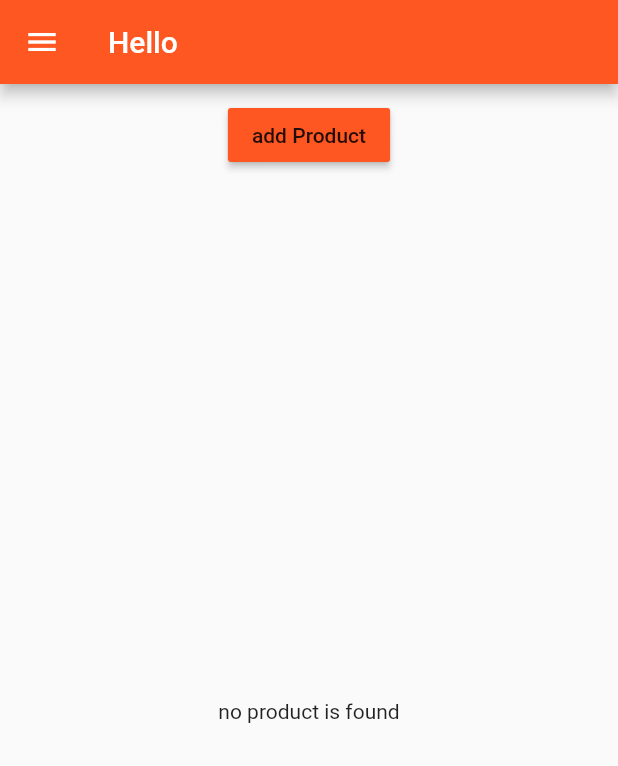
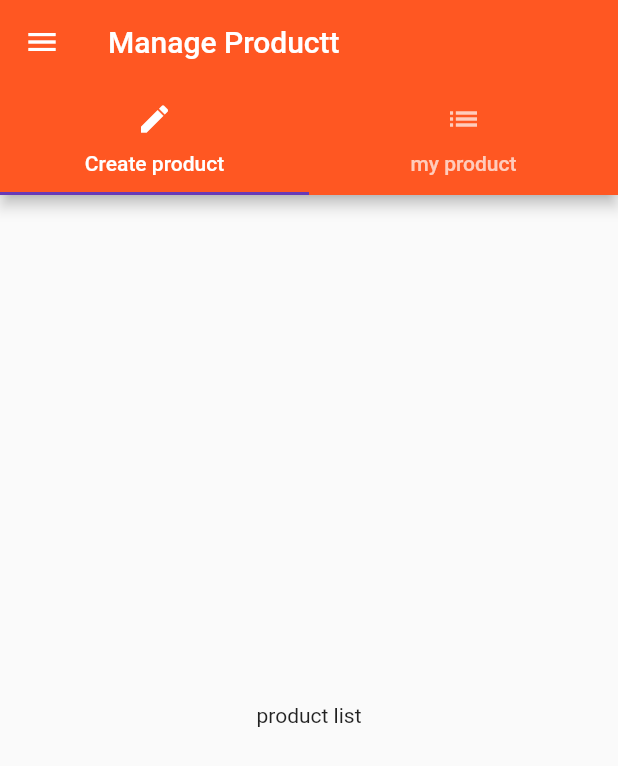
Before and after one commit to shyamanthawijesiri/flutterbookapp, a Flutter app: the screen it shows after launch, after a tap on "Login", on a phone screen of 412 x 824 dp. Shown: the top 766 px of the screen. Run offline on Flutter 3.47's test engine with Material 2 defaults, Android fonts, the phone set to English and light mode, and no system bars.

Commit message:
add tabs

```diff
--- a/lib/pages/auth.dart
+++ b/lib/pages/auth.dart
@@ -1,4 +1,4 @@
-import 'package:first_app/pages/products.dart';
+import 'package:first_app/pages/products_admin.dart';
 import 'package:flutter/material.dart';
 
 class AuthPage extends StatelessWidget {
@@ -16,7 +16,7 @@ class AuthPage extends StatelessWidget {
           Navigator.pushReplacement(
             context,
             MaterialPageRoute(
-              builder: (BuildContext context) => ProductsPage(),
+              builder: (BuildContext context) => ProductsAdiminPage(),
             ),
           );
         },
--- /dev/null
+++ b/lib/pages/product_create.dart
@@ -0,0 +1,11 @@
+
+
+import 'package:flutter/material.dart';
+
+class ProductCreatePage extends StatelessWidget{
+@override
+  Widget build(BuildContext context) {
+    // TODO: implement build
+    return Center(child: Text('Create a product'),);
+  }
+}
--- /dev/null
+++ b/lib/pages/product_list.dart
@@ -0,0 +1,9 @@
+import 'package:flutter/material.dart';
+
+class ProductListPage extends StatelessWidget{
+@override
+  Widget build(BuildContext context) {
+    // TODO: implement build
+    return Center(child: Text('product list'));
+  }
+}
--- /dev/null
+++ b/lib/pages/products_admin.dart
@@ -0,0 +1,50 @@
+import 'package:first_app/pages/product.dart';
+import 'package:first_app/pages/product_list.dart';
+import 'package:flutter/material.dart';
+
+import 'product_create.dart';
+import 'products.dart';
+
+class ProductsAdiminPage extends StatelessWidget {
+  @override
+  Widget build(BuildContext context) {
+    // TODO: implement build
+    return DefaultTabController(
+      length: 2,
+      child: Scaffold(
+        drawer: Drawer(
+          child: Column(
+            children: <Widget>[
+              AppBar(
+                automaticallyImplyLeading: false,
+                title: Text('Choose'),
+              ),
+              ListTile(
+                title: Text('All product'),
+                onTap: () {
+                  Navigator.pushReplacement(
+                    context,
+                    MaterialPageRoute(
+                      builder: (BuildContext context) => ProductsPage(),
+                    ),
+                  );
+                },
+              )
+            ],
+          ),
+        ),
+        appBar: AppBar(
+          title: Text('Manage Productt'),
+          bottom: TabBar(tabs: <Widget>[
+            Tab(icon: Icon(Icons.create), text: 'Create product'),
+            Tab(icon: Icon(Icons.list), text: 'my product')
+          ]),
+        ),
+        body: TabBarView(children: <Widget>[
+          ProductListPage(),
+          ProductCreatePage()
+        ]),
+      ),
+    );
+  }
+}
```
